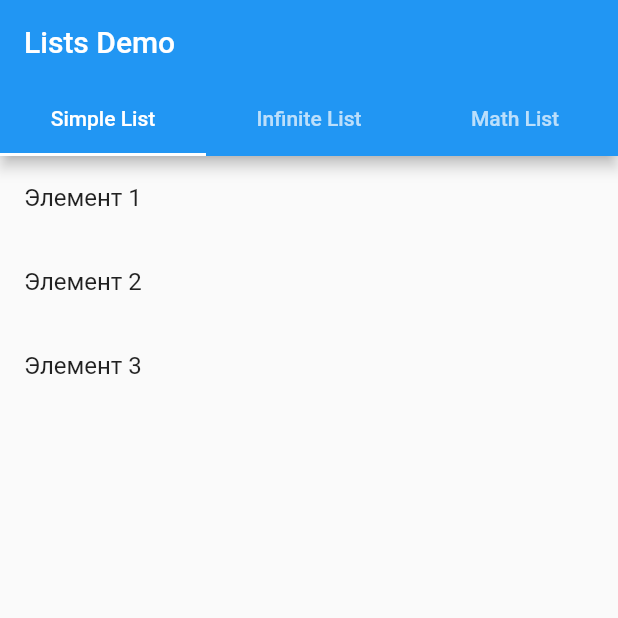
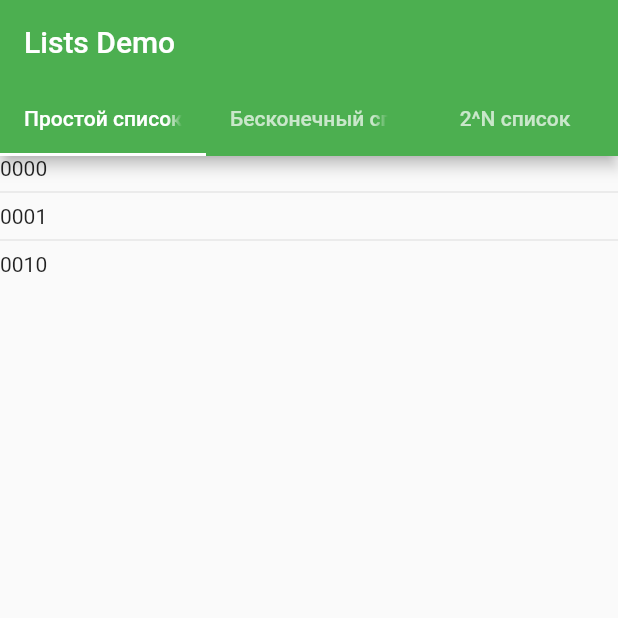
Before and after one commit to Kaparz/BI2102_Svintsov, a Flutter app: the screen it shows after launch, on a phone screen of 412 x 824 dp, the top half of it. Run offline on Flutter 3.47's test engine with Material 2 defaults, Android fonts, the phone set to English and light mode, and no system bars.

Commit message:
Добавил разделители в списки; Изменил цвет;

```diff
--- a/lab5/lib/main.dart
+++ b/lab5/lib/main.dart
@@ -2,39 +2,43 @@ import 'package:flutter/material.dart';
 import 'dart:math';
 
 void main() {
-  runApp(MyApp());
+  runApp(const MyApp());
 }
 
 class MyApp extends StatelessWidget {
+  const MyApp({Key? key}) : super(key: key);
+
   @override
   Widget build(BuildContext context) {
     return MaterialApp(
       title: 'Flutter Lists Demo',
       theme: ThemeData(
-        primarySwatch: Colors.blue,
+        primarySwatch: Colors.green,
       ),
-      home: ListsHome(),
+      home: const ListsHome(),
     );
   }
 }
 
 class ListsHome extends StatelessWidget {
+  const ListsHome({Key? key}) : super(key: key);
+
   @override
   Widget build(BuildContext context) {
     return DefaultTabController(
       length: 3,
       child: Scaffold(
         appBar: AppBar(
-          title: Text('Lists Demo'),
-          bottom: TabBar(
+          title: const Text('Lists Demo'),
+          bottom: const TabBar(
             tabs: [
-              Tab(text: 'Simple List'),
-              Tab(text: 'Infinite List'),
-              Tab(text: 'Math List'),
+              Tab(text: 'Простой список'),
+              Tab(text: 'Бесконечный список'),
+              Tab(text: '2^N список'),
             ],
           ),
         ),
-        body: TabBarView(
+        body: const TabBarView(
           children: [
             SimpleList(),
             InfiniteList(),
@@ -48,13 +52,17 @@ class ListsHome extends StatelessWidget {
 
 // Простой список
 class SimpleList extends StatelessWidget {
+  const SimpleList({Key? key}) : super(key: key);
+
   @override
   Widget build(BuildContext context) {
     return ListView(
-      children: <Widget>[
-        ListTile(title: Text('Элемент 1')),
-        ListTile(title: Text('Элемент 2')),
-        ListTile(title: Text('Элемент 3')),
+      children: const [
+        Text('0000'),
+        Divider(),
+        Text('0001'),
+        Divider(),
+        Text('0010'),
       ],
     );
   }
@@ -62,12 +70,21 @@ class SimpleList extends StatelessWidget {
 
 // Бесконечный список со строками
 class InfiniteList extends StatelessWidget {
+  const InfiniteList({Key? key}) : super(key: key);
+
   @override
   Widget build(BuildContext context) {
     return ListView.builder(
-      itemCount: null, // бесконечный список
-      itemBuilder: (context, i) {
-        return ListTile(title: Text('Строка ${i + 1}'));
+      itemCount: null, // Бесконечный список
+      itemBuilder: (context, index) {
+        return Column(
+          children: [
+            ListTile(
+              title: Text('Строка ${index + 1}'),
+            ),
+            const Divider(),
+          ],
+        );
       },
     );
   }
@@ -75,12 +92,22 @@ class InfiniteList extends StatelessWidget {
 
 // Бесконечный список с возведением числа 2 в степень
 class InfiniteMathList extends StatelessWidget {
+  const InfiniteMathList({Key? key}) : super(key: key);
+
   @override
   Widget build(BuildContext context) {
     return ListView.builder(
-      itemCount: null, // бесконечный список
-      itemBuilder: (context, i) {
-        return ListTile(title: Text('2^${i + 1} = ${pow(2, i + 1)}'));
+      itemCount: null, // Бесконечный список
+      itemBuilder: (context, index) {
+        BigInt value = BigInt.from(2).pow(index + 1); // Вычисление 2^N
+        return Column(
+          children: [
+            ListTile(
+              title: Text('2^${index + 1} = $value'),
+            ),
+            const Divider(),
+          ],
+        );
       },
     );
   }
```
